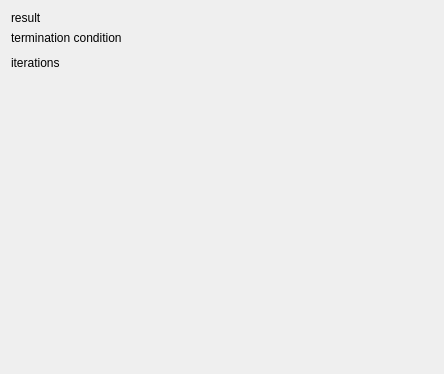
Old version of the form resultswindow.ui in the repository ussm114/optymalizacja.
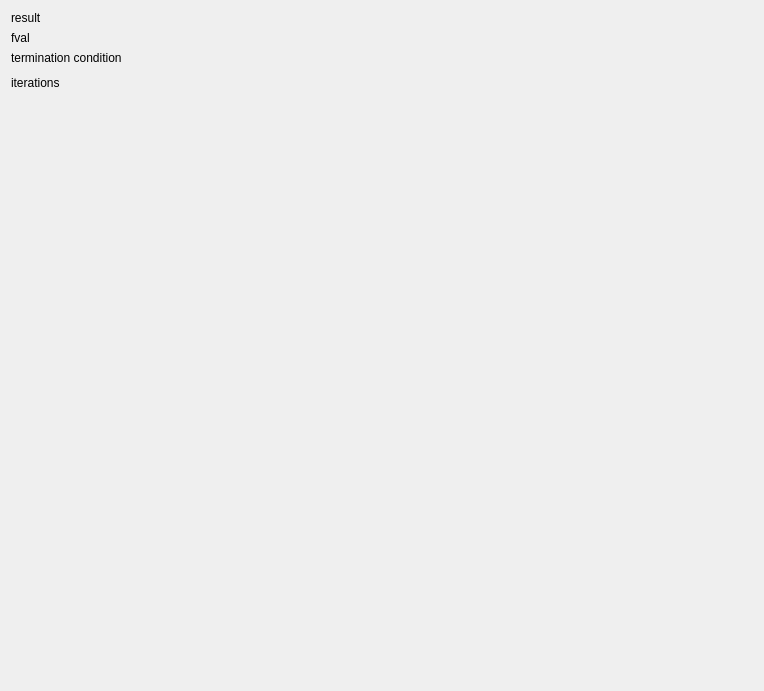
New version of the form.

```diff
--- a/resultswindow.ui
+++ b/resultswindow.ui
@@ -6,8 +6,8 @@
    <rect>
     <x>0</x>
     <y>0</y>
-    <width>444</width>
-    <height>374</height>
+    <width>764</width>
+    <height>691</height>
    </rect>
   </property>
   <property name="windowTitle">
@@ -23,21 +23,21 @@
        </property>
       </widget>
      </item>
-     <item row="1" column="0">
+     <item row="2" column="0">
       <widget class="QLabel" name="label_3">
        <property name="text">
         <string>termination condition</string>
        </property>
       </widget>
      </item>
-     <item row="2" column="0">
+     <item row="3" column="0">
       <widget class="QLabel" name="label">
        <property name="text">
         <string>iterations</string>
        </property>
       </widget>
      </item>
-     <item row="2" column="1">
+     <item row="3" column="1">
       <widget class="QLabel" name="iterlabel">
        <property name="sizePolicy">
         <sizepolicy hsizetype="Preferred" vsizetype="Preferred">
@@ -57,13 +57,27 @@
        </property>
       </widget>
      </item>
-     <item row="1" column="1">
+     <item row="2" column="1">
       <widget class="QLabel" name="termlabel">
        <property name="text">
         <string/>
        </property>
       </widget>
      </item>
+     <item row="1" column="0">
+      <widget class="QLabel" name="label_4">
+       <property name="text">
+        <string>fval</string>
+       </property>
+      </widget>
+     </item>
+     <item row="1" column="1">
+      <widget class="QLabel" name="fvallabel">
+       <property name="text">
+        <string/>
+       </property>
+      </widget>
+     </item>
     </layout>
    </item>
   </layout>
```
